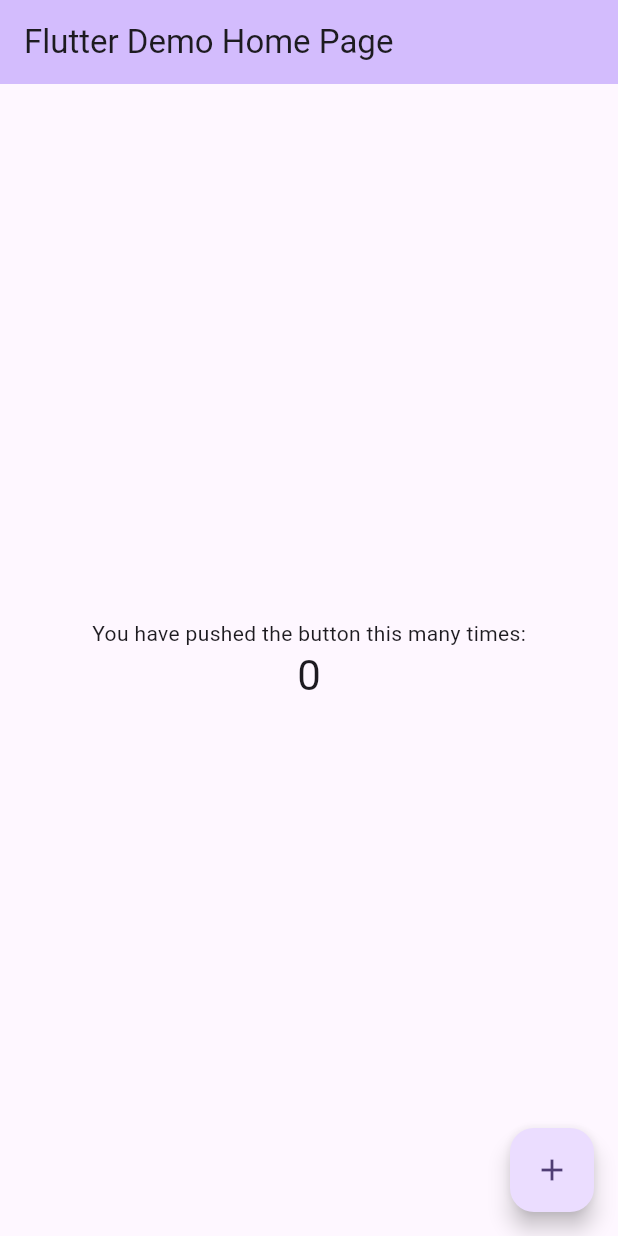
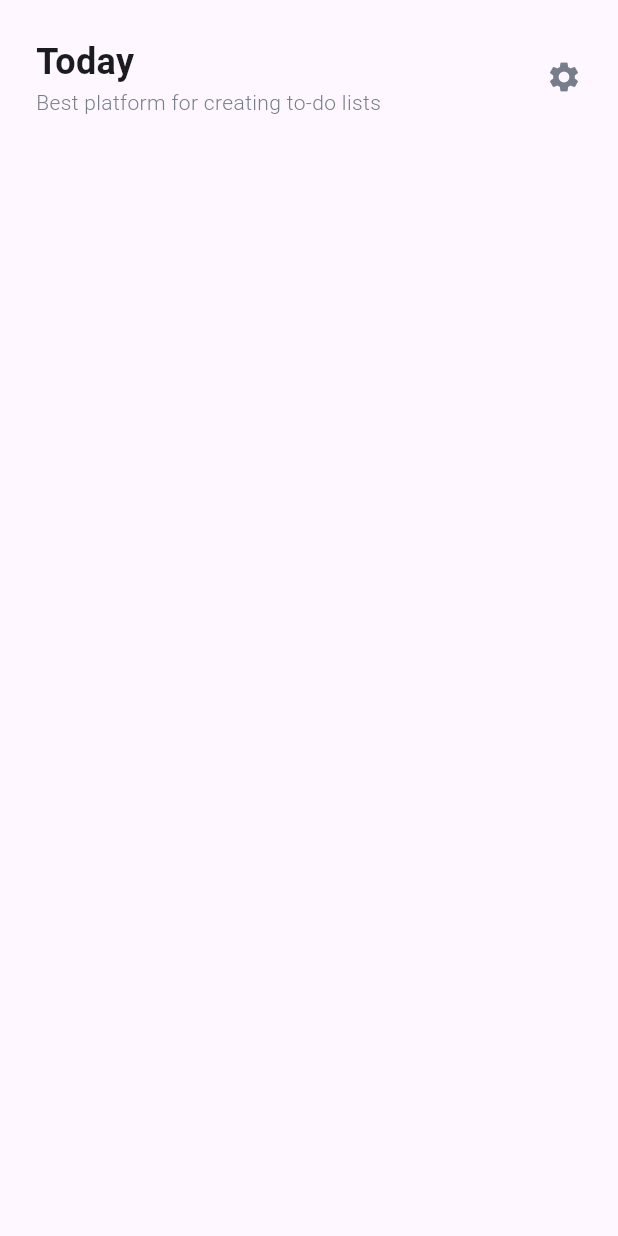
Before and after one commit to UsmanK7/taskvine, a Flutter app: the screen it shows after launch, on a phone screen of 412 x 824 dp. Run offline on Flutter 3.47's test engine with Material 3 defaults, Android fonts, the phone set to English and light mode, and no system bars; our stand-ins replace firebase_core; accounts and stored records are empty.

Commit message:
started building ui of home screen

```diff
--- /dev/null
+++ b/lib/components/app_text.dart
@@ -0,0 +1,23 @@
+import 'package:flutter/material.dart';
+
+class AppText extends StatelessWidget {
+  String text;
+  double font_size;
+  Color color;
+  FontWeight fontWeight;
+  AppText(
+      {super.key,
+      required this.text,
+      required this.color,
+      required this.fontWeight,
+      required this.font_size});
+
+  @override
+  Widget build(BuildContext context) {
+    return Text(
+      text,
+      style:
+          TextStyle(fontSize: font_size, fontWeight: fontWeight, color: color),
+    );
+  }
+}
--- /dev/null
+++ b/lib/const/const.dart
@@ -0,0 +1,4 @@
+import 'package:flutter/material.dart';
+
+Color HeadingTextBlack = Color(0xff1B1C1F);
+Color subtitleTextBlack = Color(0xff767E8C);
--- a/lib/main.dart
+++ b/lib/main.dart
@@ -1,125 +1,21 @@
+import 'package:firebase_core/firebase_core.dart';
 import 'package:flutter/material.dart';
+import 'package:taskvine/views/home_screen.dart';
 
-void main() {
+void main() async {
+  WidgetsFlutterBinding.ensureInitialized();
+  await Firebase.initializeApp();
   runApp(const MyApp());
 }
 
 class MyApp extends StatelessWidget {
   const MyApp({super.key});
 
-  // This widget is the root of your application.
   @override
   Widget build(BuildContext context) {
     return MaterialApp(
-      title: 'Flutter Demo',
-      theme: ThemeData(
-        // This is the theme of your application.
-        //
-        // TRY THIS: Try running your application with "flutter run". You'll see
-        // the application has a purple toolbar. Then, without quitting the app,
-        // try changing the seedColor in the colorScheme below to Colors.green
-        // and then invoke "hot reload" (save your changes or press the "hot
-        // reload" button in a Flutter-supported IDE, or press "r" if you used
-        // the command line to start the app).
-        //
-        // Notice that the counter didn't reset back to zero; the application
-        // state is not lost during the reload. To reset the state, use hot
-        // restart instead.
-        //
-        // This works for code too, not just values: Most code changes can be
-        // tested with just a hot reload.
-        colorScheme: ColorScheme.fromSeed(seedColor: Colors.deepPurple),
-        useMaterial3: true,
-      ),
-      home: const MyHomePage(title: 'Flutter Demo Home Page'),
+      debugShowCheckedModeBanner: false,
+      home: HomeScreen(),
     );
   }
 }
-
-class MyHomePage extends StatefulWidget {
-  const MyHomePage({super.key, required this.title});
-
-  // This widget is the home page of your application. It is stateful, meaning
-  // that it has a State object (defined below) that contains fields that affect
-  // how it looks.
-
-  // This class is the configuration for the state. It holds the values (in this
-  // case the title) provided by the parent (in this case the App widget) and
-  // used by the build method of the State. Fields in a Widget subclass are
-  // always marked "final".
-
-  final String title;
-
-  @override
-  State<MyHomePage> createState() => _MyHomePageState();
-}
-
-class _MyHomePageState extends State<MyHomePage> {
-  int _counter = 0;
-
-  void _incrementCounter() {
-    setState(() {
-      // This call to setState tells the Flutter framework that something has
-      // changed in this State, which causes it to rerun the build method below
-      // so that the display can reflect the updated values. If we changed
-      // _counter without calling setState(), then the build method would not be
-      // called again, and so nothing would appear to happen.
-      _counter++;
-    });
-  }
-
-  @override
-  Widget build(BuildContext context) {
-    // This method is rerun every time setState is called, for instance as done
-    // by the _incrementCounter method above.
-    //
-    // The Flutter framework has been optimized to make rerunning build methods
-    // fast, so that you can just rebuild anything that needs updating rather
-    // than having to individually change instances of widgets.
-    return Scaffold(
-      appBar: AppBar(
-        // TRY THIS: Try changing the color here to a specific color (to
-        // Colors.amber, perhaps?) and trigger a hot reload to see the AppBar
-        // change color while the other colors stay the same.
-        backgroundColor: Theme.of(context).colorScheme.inversePrimary,
-        // Here we take the value from the MyHomePage object that was created by
-        // the App.build method, and use it to set our appbar title.
-        title: Text(widget.title),
-      ),
-      body: Center(
-        // Center is a layout widget. It takes a single child and positions it
-        // in the middle of the parent.
-        child: Column(
-          // Column is also a layout widget. It takes a list of children and
-          // arranges them vertically. By default, it sizes itself to fit its
-          // children horizontally, and tries to be as tall as its parent.
-          //
-          // Column has various properties to control how it sizes itself and
-          // how it positions its children. Here we use mainAxisAlignment to
-          // center the children vertically; the main axis here is the vertical
-          // axis because Columns are vertical (the cross axis would be
-          // horizontal).
-          //
-          // TRY THIS: Invoke "debug painting" (choose the "Toggle Debug Paint"
-          // action in the IDE, or press "p" in the console), to see the
-          // wireframe for each widget.
-          mainAxisAlignment: MainAxisAlignment.center,
-          children: <Widget>[
-            const Text(
-              'You have pushed the button this many times:',
-            ),
-            Text(
-              '$_counter',
-              style: Theme.of(context).textTheme.headlineMedium,
-            ),
-          ],
-        ),
-      ),
-      floatingActionButton: FloatingActionButton(
-        onPressed: _incrementCounter,
-        tooltip: 'Increment',
-        child: const Icon(Icons.add),
-      ), // This trailing comma makes auto-formatting nicer for build methods.
-    );
-  }
-}
--- /dev/null
+++ b/lib/views/home_screen.dart
@@ -0,0 +1,56 @@
+import 'package:flutter/material.dart';
+import 'package:taskvine/components/app_text.dart';
+import 'package:taskvine/const/const.dart';
+
+class HomeScreen extends StatefulWidget {
+  const HomeScreen({super.key});
+
+  @override
+  State<HomeScreen> createState() => _HomeScreenState();
+}
+
+class _HomeScreenState extends State<HomeScreen> {
+  @override
+  Widget build(BuildContext context) {
+    return Scaffold(
+      body: SafeArea(
+        child: Padding(
+          padding: EdgeInsets.symmetric(horizontal: 24),
+          child: Column(
+            children: [
+              SizedBox(
+                height: 24,
+              ),
+              Row(
+                mainAxisAlignment: MainAxisAlignment.spaceBetween,
+                children: [
+                  Column(
+                    crossAxisAlignment: CrossAxisAlignment.start,
+                    children: [
+                      AppText(
+                        text: "Today",
+                        fontWeight: FontWeight.w600,
+                        font_size: 24,
+                        color: HeadingTextBlack,
+                      ),
+                      AppText(
+                          text: "Best platform for creating to-do lists",
+                          color: subtitleTextBlack,
+                          fontWeight: FontWeight.w300,
+                          font_size: 14),
+                    ],
+                  ),
+                  Icon(
+                    size: 24,
+                    Icons.settings,
+                    color: Color(0xff767E8C),
+                  ),
+                ],
+              )
+            ],
+          ),
+        ),
+      ),
+    );
+  }
+}
--- a/pubspec.yaml
+++ b/pubspec.yaml
@@ -39,6 +39,7 @@ dependencies:
   firebase_core: ^3.1.1
   firebase_storage: ^12.1.0
   firebase_database: ^11.0.2
+  cloud_firestore: ^5.0.2
 
 dev_dependencies:
   flutter_test:
```
Also changed, not shown: pubspec.lock, 3 other files.
